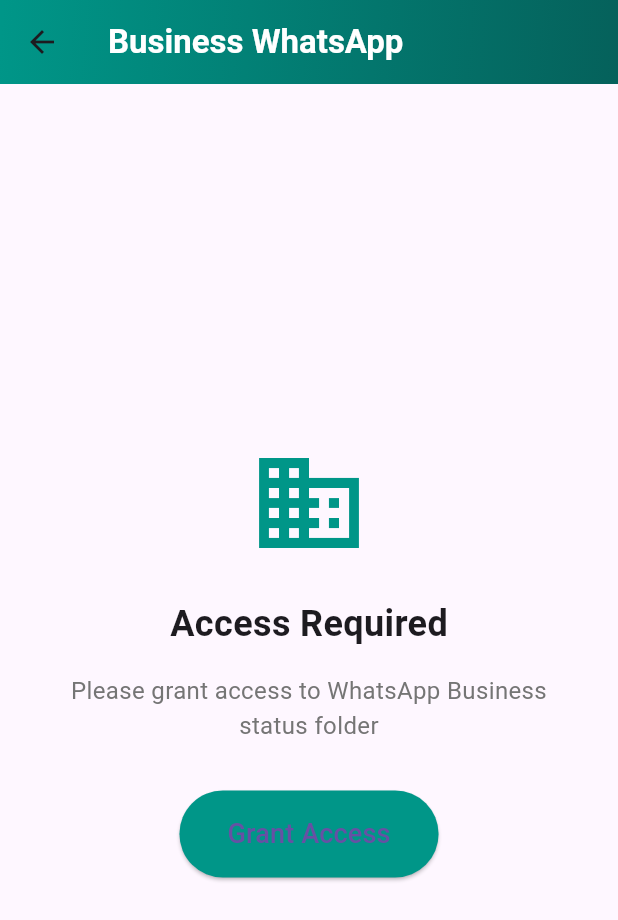
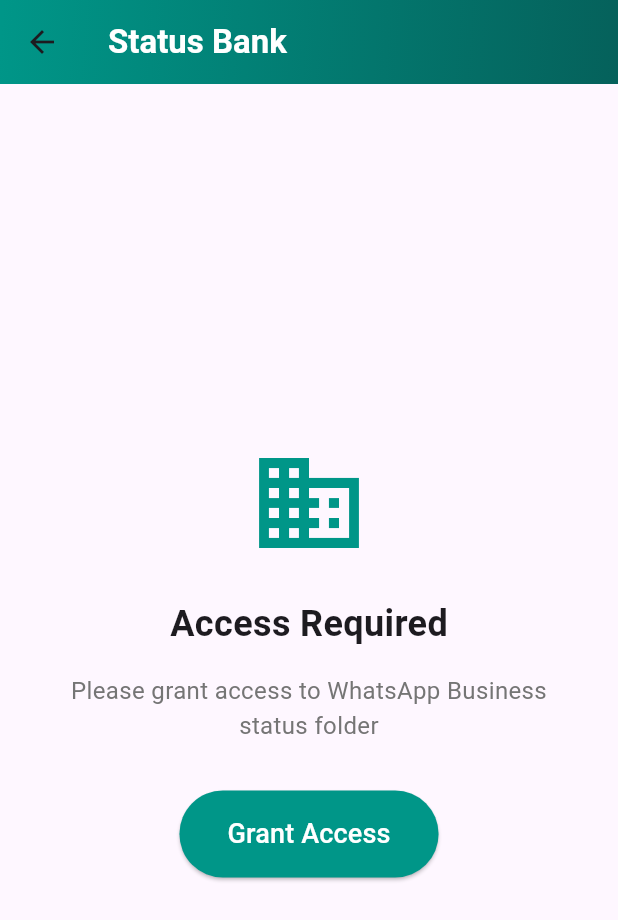
Before and after one commit to zaeem1122/status_bank, a Flutter app: the StatusTabPage2 screen opened directly, on a phone screen of 412 x 824 dp. Shown: the top 920 px of the screen. Run offline on Flutter 3.47's test engine with Material 3 defaults, Android fonts, the phone set to English and light mode, and no system bars; our stand-ins replace device_info_plus, google_mobile_ads, in_app_purchase, permission_handler, share_plus, shared_preferences and 1 more; missing offline and left inert: android_intent_plus; accounts and stored records are empty; network calls fail.

Commit message:
Title fixed

```diff
--- a/lib/status_tab_page.dart
+++ b/lib/status_tab_page.dart
@@ -674,7 +674,7 @@
     if (showPermissionScreen && !isLoading && savedFolderUri == null) {
       return Scaffold(
         appBar: AppBar(
-          title: Text("Status Saver",
+          title: Text("Status Bank",
               style: TextStyle(color: Colors.white, fontWeight: FontWeight.bold)),
           flexibleSpace: Container(
             decoration: BoxDecoration(
@@ -711,7 +711,7 @@
                     backgroundColor: Colors.teal,
                     padding: EdgeInsets.symmetric(horizontal: 32, vertical: 16),
                   ),
-                  child: Text('Grant Access', style: TextStyle(fontSize: 18)),
+                  child: Text('Grant Access', style: TextStyle(fontSize: 18, color: Colors.white)),
                 ),
               ],
             ),
@@ -735,7 +735,7 @@
                 ? Text("${selectedPaths.length} Selected",
                 style: const TextStyle(
                     color: Colors.white, fontWeight: FontWeight.w600))
-                : Text("Status Saver",
+                : Text("Status Bank",
                 style: TextStyle(
                     color: Colors.white, fontWeight: FontWeight.bold)),
             flexibleSpace: Container(
--- a/lib/status_tab_papge2.dart
+++ b/lib/status_tab_papge2.dart
@@ -678,7 +678,7 @@
     if (showPermissionScreen && !isLoading && savedFolderUri == null) {
       return Scaffold(
         appBar: AppBar(
-          title: Text("Business WhatsApp",
+          title: Text("Status Bank",
               style: TextStyle(color: Colors.white, fontWeight: FontWeight.bold)),
           flexibleSpace: Container(
             decoration: BoxDecoration(
@@ -715,7 +715,7 @@
                     backgroundColor: Colors.teal,
                     padding: EdgeInsets.symmetric(horizontal: 32, vertical: 16),
                   ),
-                  child: Text('Grant Access', style: TextStyle(fontSize: 18)),
+                  child: Text('Grant Access', style: TextStyle(fontSize: 18, color: Colors.white)),
                 ),
               ],
             ),
@@ -739,7 +739,7 @@
                 ? Text("${selectedPaths.length} Selected",
                 style: const TextStyle(
                     color: Colors.white, fontWeight: FontWeight.w600))
-                : Text("Business WhatsApp",
+                : Text("Status Bank",
                 style: TextStyle(
                     color: Colors.white, fontWeight: FontWeight.bold)),
             flexibleSpace: Container(
```
